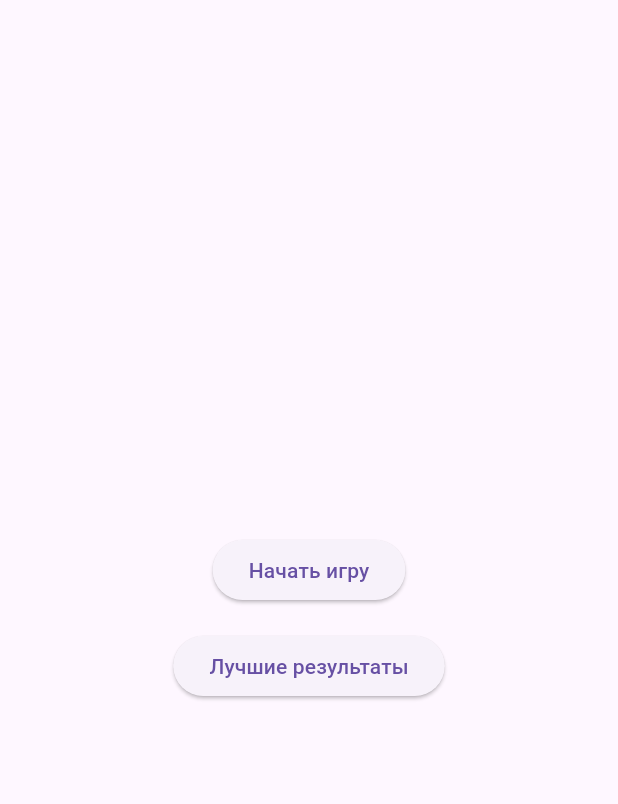
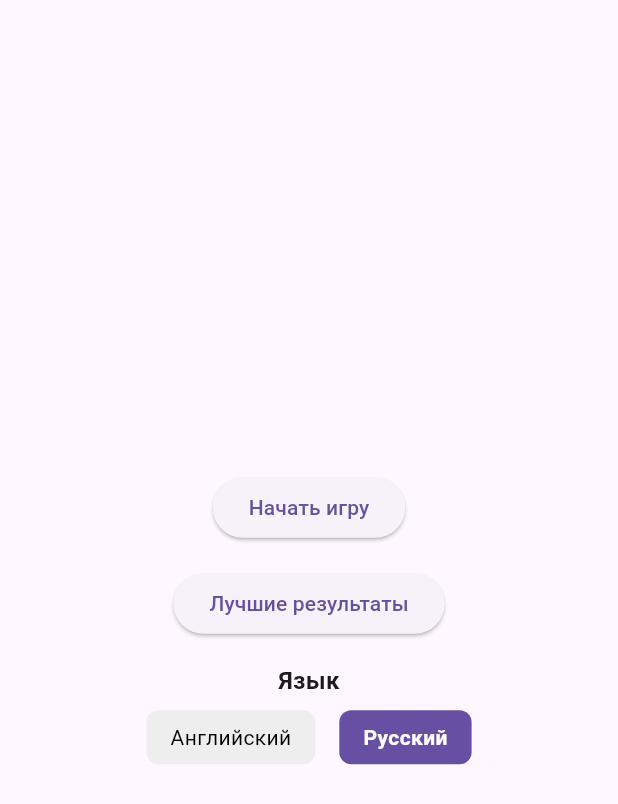
Before and after one commit to ziadik/color_pool_puzzle, a Flutter app: the screen it shows after launch, on a phone screen of 412 x 824 dp. Shown: the top 804 px of the screen. Run offline on Flutter 3.47's test engine with Material 3 defaults, Android fonts, the light colour scheme and no system bars; our stand-ins replace shared_preferences.

Commit message:
add l10n

````diff
--- a/lib/app/di/depends.dart
+++ b/lib/app/di/depends.dart
@@ -1,6 +1,3 @@
-// import 'package:tetris/app/storage/i_storage_service.dart';
-// import 'package:tetris/app/storage/storage_service.dart';
-
 import '../../../features/user/data/user_repository.dart';
 import '../../../features/user/domain/i_user_repository.dart';
 import '../../../features/user/domain/state/user_cubit.dart';
--- a/lib/app/ext/context_ext.dart
+++ b/lib/app/ext/context_ext.dart
@@ -1,5 +1,6 @@
 import 'package:flutter/material.dart';
 
+import '../../l10n/gen/app_localizations.dart';
 import '../di/di_container.dart';
 import '../di/depends.dart';
 
@@ -8,4 +9,5 @@ import '../di/depends.dart';
 extension ContextExt on BuildContext {
   // DiContainer get di => DiContainer.of(this); <- Удалить
   Depends get di => DiContainer.of(this).depends;
+  AppLocalizations get l10n => AppLocalizations.of(this);
 }
--- a/lib/features/game/game_screen.dart
+++ b/lib/features/game/game_screen.dart
@@ -6,6 +6,6 @@ class GameScreen extends StatelessWidget {
 
   @override
   Widget build(BuildContext context) {
-    return Scaffold(body: Placeholder());
+    return Scaffold(body: Text("Game"));
   }
 }
--- a/lib/features/main_menu/main_menu_screen.dart
+++ b/lib/features/main_menu/main_menu_screen.dart
@@ -1,5 +1,6 @@
 import 'package:flutter/material.dart';
 
+import '../../app/ext/context_ext.dart';
 import '../../main.dart';
 
 class MainMenuScreen extends StatelessWidget {
@@ -7,6 +8,8 @@ class MainMenuScreen extends StatelessWidget {
 
   @override
   Widget build(BuildContext context) {
+    final l10n = context.l10n;
+
     return Scaffold(
       body: Center(
         child: Column(
@@ -17,7 +20,7 @@ class MainMenuScreen extends StatelessWidget {
                 // Переход на экран игры
                 Navigator.pushReplacementNamed(context, GameRouter.userRoute);
               },
-              child: Text('Начать игру'),
+              child: Text(l10n.startGame),
             ),
             SizedBox(height: 16),
             ElevatedButton(
@@ -25,11 +28,70 @@ class MainMenuScreen extends StatelessWidget {
                 // Переход на экран ввода имени игрока
                 Navigator.pushNamed(context, GameRouter.leaderboardRoute);
               },
-              child: Text('Лучшие результаты'),
+              child: Text(l10n.bestResults),
             ),
+            SizedBox(height: 16),
+            // Добавляем переключатель языка в приложении
+            _buildLanguageSwitcher(context),
           ],
         ),
       ),
     );
   }
+
+  Widget _buildLanguageSwitcher(BuildContext context) {
+    final l10n = context.l10n;
+    final currentLocale = Localizations.localeOf(context).languageCode;
+
+    return Column(
+      children: [
+        Text(l10n.language, style: TextStyle(fontWeight: FontWeight.bold, fontSize: 16)),
+        SizedBox(height: 8),
+        Row(
+          mainAxisSize: MainAxisSize.min,
+          children: [
+            // Английский язык
+            _buildLanguageOption(context: context, languageCode: 'en', languageName: l10n.english, isSelected: currentLocale == 'en'),
+            SizedBox(width: 16),
+            // Русский язык
+            _buildLanguageOption(context: context, languageCode: 'ru', languageName: l10n.russian, isSelected: currentLocale == 'ru'),
+          ],
+        ),
+      ],
+    );
+  }
+
+  /// Метод принимает на вход строковый код языка,
+  /// его имя и признак того,является ли язык выбранным.
+  /// Если язык выбран, то он будет отображаться жирным шрифтом,
+  /// а если нет - обычным
+  ///
+  /// При нажатии на кнопку с языком будет вызван метод
+  /// [MyAppState.setLocale] для изменения языка
+  Widget _buildLanguageOption({required BuildContext context, required String languageCode, required String languageName, required bool isSelected}) {
+    return GestureDetector(
+      onTap: () {
+        // Ищем ближайший к текущему контексту экземпляр класса
+        // [MyAppState] и вызываем у него метод [setLocale],
+        // чтобы изменить язык.
+        final state = context.findAncestorStateOfType<MyAppState>();
+        if (state != null) {
+          state.setLocale(Locale(languageCode));
+        }
+      },
+      child: Container(
+        padding: EdgeInsets.symmetric(horizontal: 16, vertical: 8),
+        decoration: BoxDecoration(
+          // Если язык выбран, то фон будет основным цветом,
+          // если нет, то серым.
+          color: isSelected ? Theme.of(context).primaryColor : Colors.grey[200],
+          borderRadius: BorderRadius.circular(8),
+        ),
+        child: Text(
+          languageName,
+          style: TextStyle(color: isSelected ? Colors.white : Colors.black, fontWeight: isSelected ? FontWeight.bold : FontWeight.normal),
+        ),
+      ),
+    );
+  }
 }
--- /dev/null
+++ b/lib/l10n/app_ru.arb
@@ -0,0 +1,9 @@
+{
+  "@@locale": "ru",
+  "startGame": "Начать игру",
+  "bestResults": "Лучшие результаты",
+  "settings": "Настройки",
+  "language": "Язык",
+  "english": "Английский",
+  "russian": "Русский"
+}
--- /dev/null
+++ b/lib/l10n/gen/app_localizations.dart
@@ -0,0 +1,170 @@
+import 'dart:async';
+
+import 'package:flutter/foundation.dart';
+import 'package:flutter/widgets.dart';
+import 'package:flutter_localizations/flutter_localizations.dart';
+import 'package:intl/intl.dart' as intl;
+
+import 'app_localizations_en.dart';
+import 'app_localizations_ru.dart';
+
+// ignore_for_file: type=lint
+
+/// Callers can lookup localized strings with an instance of AppLocalizations
+/// returned by `AppLocalizations.of(context)`.
+///
+/// Applications need to include `AppLocalizations.delegate()` in their app's
+/// `localizationDelegates` list, and the locales they support in the app's
+/// `supportedLocales` list. For example:
+///
+/// ```dart
+/// import 'gen/app_localizations.dart';
+///
+/// return MaterialApp(
+///   localizationsDelegates: AppLocalizations.localizationsDelegates,
+///   supportedLocales: AppLocalizations.supportedLocales,
+///   home: MyApplicationHome(),
+/// );
+/// ```
+///
+/// ## Update pubspec.yaml
+///
+/// Please make sure to update your pubspec.yaml to include the following
+/// packages:
+///
+/// ```yaml
+/// dependencies:
+///   # Internationalization support.
+///   flutter_localizations:
+///     sdk: flutter
+///   intl: any # Use the pinned version from flutter_localizations
+///
+///   # Rest of dependencies
+/// ```
+///
+/// ## iOS Applications
+///
+/// iOS applications define key application metadata, including supported
+/// locales, in an Info.plist file that is built into the application bundle.
+/// To configure the locales supported by your app, you’ll need to edit this
+/// file.
+///
+/// First, open your project’s ios/Runner.xcworkspace Xcode workspace file.
+/// Then, in the Project Navigator, open the Info.plist file under the Runner
+/// project’s Runner folder.
+///
+/// Next, select the Information Property List item, select Add Item from the
+/// Editor menu, then select Localizations from the pop-up menu.
+///
+/// Select and expand the newly-created Localizations item then, for each
+/// locale your application supports, add a new item and select the locale
+/// you wish to add from the pop-up menu in the Value field. This list should
+/// be consistent with the languages listed in the AppLocalizations.supportedLocales
+/// property.
+abstract class AppLocalizations {
+  AppLocalizations(String locale)
+    : localeName = intl.Intl.canonicalizedLocale(locale.toString());
+
+  final String localeName;
+
+  static AppLocalizations of(BuildContext context) {
+    return Localizations.of<AppLocalizations>(context, AppLocalizations)!;
+  }
+
+  static const LocalizationsDelegate<AppLocalizations> delegate =
+      _AppLocalizationsDelegate();
+
+  /// A list of this localizations delegate along with the default localizations
+  /// delegates.
+  ///
+  /// Returns a list of localizations delegates containing this delegate along with
+  /// GlobalMaterialLocalizations.delegate, GlobalCupertinoLocalizations.delegate,
+  /// and GlobalWidgetsLocalizations.delegate.
+  ///
+  /// Additional delegates can be added by appending to this list in
+  /// MaterialApp. This list does not have to be used at all if a custom list
+  /// of delegates is preferred or required.
+  static const List<LocalizationsDelegate<dynamic>> localizationsDelegates =
+      <LocalizationsDelegate<dynamic>>[
+        delegate,
+        GlobalMaterialLocalizations.delegate,
+        GlobalCupertinoLocalizations.delegate,
+        GlobalWidgetsLocalizations.delegate,
+      ];
+
+  /// A list of this localizations delegate's supported locales.
+  static const List<Locale> supportedLocales = <Locale>[
+    Locale('en'),
+    Locale('ru'),
+  ];
+
+  /// Label for the start game button
+  ///
+  /// In en, this message translates to:
+  /// **'Start Game'**
+  String get startGame;
+
+  /// Label for the best results button
+  ///
+  /// In en, this message translates to:
+  /// **'Best Results'**
+  String get bestResults;
+
+  /// Label for the settings button
+  ///
+  /// In en, this message translates to:
+  /// **'Settings'**
+  String get settings;
+
+  /// Label for language selection
+  ///
+  /// In en, this message translates to:
+  /// **'Language'**
+  String get language;
+
+  /// Name of English language
+  ///
+  /// In en, this message translates to:
+  /// **'English'**
+  String get english;
+
+  /// Name of Russian language
+  ///
+  /// In en, this message translates to:
+  /// **'Russian'**
+  String get russian;
+}
+
+class _AppLocalizationsDelegate
+    extends LocalizationsDelegate<AppLocalizations> {
+  const _AppLocalizationsDelegate();
+
+  @override
+  Future<AppLocalizations> load(Locale locale) {
+    return SynchronousFuture<AppLocalizations>(lookupAppLocalizations(locale));
+  }
+
+  @override
+  bool isSupported(Locale locale) =>
+      <String>['en', 'ru'].contains(locale.languageCode);
+
+  @override
+  bool shouldReload(_AppLocalizationsDelegate old) => false;
+}
+
+AppLocalizations lookupAppLocalizations(Locale locale) {
+  // Lookup logic when only language code is specified.
+  switch (locale.languageCode) {
+    case 'en':
+      return AppLocalizationsEn();
+    case 'ru':
+      return AppLocalizationsRu();
+  }
+
+  throw FlutterError(
+    'AppLocalizations.delegate failed to load unsupported locale "$locale". This is likely '
+    'an issue with the localizations generation tool. Please file an issue '
+    'on GitHub with a reproducible sample app and the gen-l10n configuration '
+    'that was used.',
+  );
+}
--- a/lib/main.dart
+++ b/lib/main.dart
@@ -6,6 +6,7 @@ import 'features/leaderboard/presentation/leaderboard_screen.dart';
 import 'features/main_menu/main_menu_screen.dart';
 import 'features/user/presentation/user_screen.dart';
 import 'features/game/game_screen.dart';
+import 'l10n/gen/app_localizations.dart';
 
 part 'app/game_router.dart';
 
@@ -48,7 +49,7 @@ class AppError extends StatelessWidget {
   }
 }
 
-class _MyApp extends StatelessWidget {
+class _MyApp extends StatefulWidget {
   const _MyApp({required this.depends});
 
   /// Передаем зависимости в приложение
@@ -56,10 +57,50 @@ class _MyApp extends StatelessWidget {
   final Depends depends;
 
   @override
+  State<_MyApp> createState() => MyAppState();
+}
+
+class MyAppState extends State<_MyApp> {
+  Locale _locale = const Locale('ru');
+
+  @override
+  void initState() {
+    super.initState();
+    _loadLocale();
+  }
+
+  Future<void> _loadLocale() async {
+    final storage = widget.depends.storageService;
+    final localeCode = storage.getString('locale') ?? 'ru';
+    setState(() {
+      _locale = Locale(localeCode);
+    });
+  }
+
+  void setLocale(Locale locale) {
+    setState(() {
+      _locale = locale;
+    });
+    _saveLocale(locale.languageCode);
+  }
+
+  Future<void> _saveLocale(String localeCode) async {
+    final storage = widget.depends.storageService;
+    await storage.setString('locale', localeCode);
+  }
+
+  @override
   Widget build(BuildContext context) {
     return DiContainer(
-      depends: depends,
-      child: MaterialApp(debugShowCheckedModeBanner: false, initialRoute: GameRouter.initialRoute, routes: GameRouter._appRoutes),
+      depends: widget.depends,
+      child: MaterialApp(
+        debugShowCheckedModeBanner: false,
+        locale: _locale,
+        localizationsDelegates: AppLocalizations.localizationsDelegates,
+        supportedLocales: AppLocalizations.supportedLocales,
+        initialRoute: GameRouter.initialRoute,
+        routes: GameRouter._appRoutes,
+      ),
     );
   }
 }
--- a/pubspec.yaml
+++ b/pubspec.yaml
@@ -11,6 +11,9 @@ dependencies:
     sdk: flutter
   http: any
   shared_preferences: ^2.5.3
+  flutter_localizations:
+    sdk: flutter
+  intl: ^0.20.2
 
 dev_dependencies:
   flutter_test:
@@ -19,6 +22,7 @@ dev_dependencies:
 
 flutter:
   uses-material-design: true
+  generate: true
 
   assets:
     - assets/icon_settings.json
````
Also changed, not shown: l10n.yaml (added, +21 -0 lines), lib/l10n/app_en.arb (added, +27 -0 lines), lib/l10n/gen/app_localizations_en.dart (added, +28 -0 lines), lib/l10n/gen/app_localizations_ru.dart (added, +28 -0 lines), lib/root_screen.dart (deleted, +0 -85 lines), lib/screens.dart (deleted, +0 -100 lines), lib/stack_navigation.dart (deleted, +0 -40 lines), pubspec.lock.
